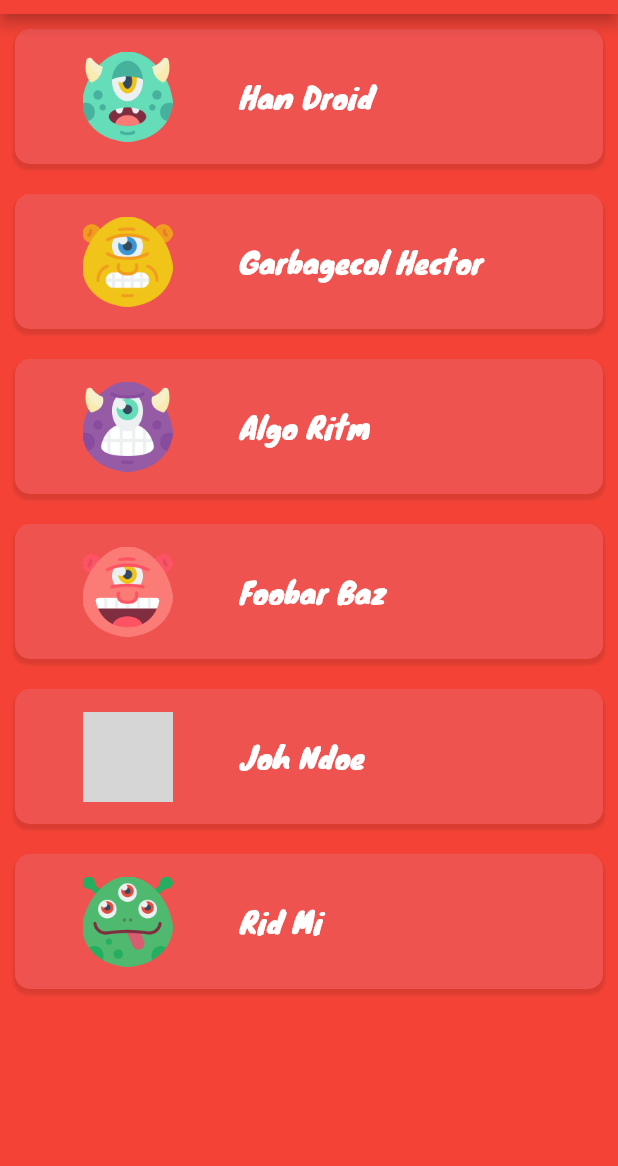
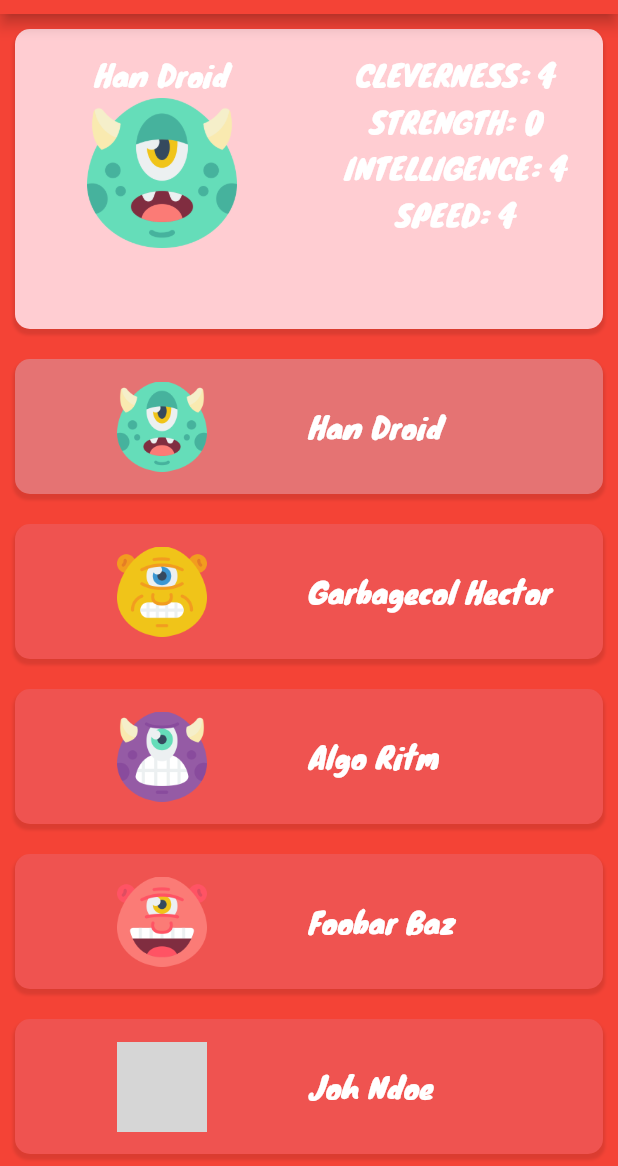
Before and after one commit to ValentinGardelUniv/TheBattle, a Flutter app: the screen it shows after launch, after a tap on "Han Droid", on a phone screen of 412 x 824 dp, the part 70-1236 px from its top. Run offline on Flutter 3.47's test engine with Material 2 defaults, Android fonts, the phone set to English and light mode, and no system bars; our stand-ins replace csv; statements that could not run were skipped; grey boxes are pictures that could not be loaded.

Commit message:
fin td3 mais quelque bug de chargement lent

```diff
--- a/lib/models/Skill.dart
+++ b/lib/models/Skill.dart
@@ -1,10 +1,8 @@
-enum SkillType { STRENGTH, CLEVERNESS, INTELLIGENCE, SPEED }
-
 class Skill {
-  SkillType kind;
+  String kind;
   int value; //min: 0, max: 5
 
-  Skill(SkillType kind, int value) {
+  Skill(String kind, int value) {
     this.kind = kind;
     this.value = (value > 5)
         ? 5
@@ -12,4 +10,15 @@ class Skill {
             ? 0
             : value;
   }
+
+  String toString() {
+    return this.kind + ": " + this.value.toString();
+  }
 }
+
+class SkillType {
+  static final SPEED = "SPEED";
+  static final CLEVERNESS = "CLEVERNESS";
+  static final INTELLIGENCE = "INTELLIGENCE";
+  static final STRENGTH = "STRENGTH";
+}
--- a/lib/pages/AllCharactersPage.dart
+++ b/lib/pages/AllCharactersPage.dart
@@ -1,12 +1,28 @@
 import 'package:flutter/material.dart';
+import 'package:projet/widgets/CharacterDetail.dart';
 import 'package:projet/widgets/CharacterMaster.dart';
+import 'package:projet/widgets/CharacterPreview.dart';
 
 class AllCharactersPage extends StatelessWidget {
+  static CharacterPreview characterPreview;
+  final CharacterDetail characterDetail = CharacterDetail();
+
+  void select(CharacterPreview preview) {
+    if (characterPreview != null) {
+      characterPreview.unselect();
+    }
+    characterPreview = preview;
+    characterDetail.display(preview.character);
+  }
+
   @override
   Widget build(BuildContext context) {
     return Container(
       color: Colors.red,
-      child: CharacterMaster(),
+      child: Column(children: [
+        characterDetail,
+        Expanded(child: CharacterMaster(callback: this.select)),
+      ]),
     );
   }
 }
--- /dev/null
+++ b/lib/widgets/CharacterDetail.dart
@@ -0,0 +1,135 @@
+import 'package:flutter/material.dart';
+import 'package:projet/models/Character.dart';
+
+class CharacterDetail extends StatefulWidget {
+  final _characterDetailState = _CharacterDetailState();
+
+  CharacterDetail({Key key}) : super(key: key);
+
+  void display(Character character) {
+    _characterDetailState.display(character);
+  }
+
+  @override
+  _CharacterDetailState createState() => _characterDetailState;
+}
+
+class _CharacterDetailState extends State<CharacterDetail> {
+  Character character;
+
+  void display(Character character) {
+    setState(() => this.character = character);
+  }
+
+  @override
+  Widget build(BuildContext context) {
+    if (this.character != null) {
+      return Container(
+          height: 200,
+          decoration: BoxDecoration(
+              borderRadius: BorderRadius.circular(10),
+              color: Colors.red[100],
+              boxShadow: [
+                BoxShadow(
+                  color: Colors.black.withOpacity(0.1),
+                  spreadRadius: 1,
+                  blurRadius: 1,
+                  offset: Offset(0, 3), // changes position of shadow
+                ),
+              ]),
+          margin: EdgeInsets.all(10),
+          child: Center(
+            child: Row(
+              children: [
+                Expanded(
+                  child: Container(
+                    margin: EdgeInsets.all(15),
+                    child: Column(
+                      children: [
+                        Text(
+                          this.character.name,
+                          textAlign: TextAlign.left,
+                          style: TextStyle(
+                            color: Colors.white,
+                            fontFamily: "Knewave",
+                            fontSize: 20,
+                          ),
+                        ),
+                        Center(
+                          child: Image(
+                            image: AssetImage(this.character.image),
+                            width: 100,
+                          ),
+                        ),
+                      ],
+                    ),
+                  ),
+                ),
+                Expanded(
+                  child: Container(
+                    margin: EdgeInsets.all(15),
+                    child: Column(
+                      children: [
+                        Text(
+                          this.character.cleverness.toString(),
+                          textAlign: TextAlign.left,
+                          style: TextStyle(
+                            color: Colors.white,
+                            fontFamily: "Knewave",
+                            fontSize: 20,
+                          ),
+                        ),
+                        Text(
+                          this.character.strength.toString(),
+                          textAlign: TextAlign.left,
+                          style: TextStyle(
+                            color: Colors.white,
+                            fontFamily: "Knewave",
+                            fontSize: 20,
+                          ),
+                        ),
+                        Text(
+                          this.character.intelligence.toString(),
+                          textAlign: TextAlign.left,
+                          style: TextStyle(
+                            color: Colors.white,
+                            fontFamily: "Knewave",
+                            fontSize: 20,
+                          ),
+                        ),
+                        Text(
+                          this.character.speed.toString(),
+                          textAlign: TextAlign.left,
+                          style: TextStyle(
+                            color: Colors.white,
+                            fontFamily: "Knewave",
+                            fontSize: 20,
+                          ),
+                        ),
+                      ],
+                    ),
+                  ),
+                ),
+              ],
+            ),
+          ));
+    } else
+      return Container(
+          /*
+        decoration: BoxDecoration(
+            borderRadius: BorderRadius.circular(10),
+            color: Colors.red[100],
+            boxShadow: [
+              BoxShadow(
+                color: Colors.black.withOpacity(0.1),
+                spreadRadius: 1,
+                blurRadius: 1,
+                offset: Offset(0, 3), // changes position of shadow
+              ),
+            ]),
+        margin: EdgeInsets.all(10),
+        child: Text("No Character selected!"),
+        */
+          );
+  }
+}
--- a/lib/widgets/CharacterMaster.dart
+++ b/lib/widgets/CharacterMaster.dart
@@ -3,13 +3,19 @@ import 'package:projet/models/Character.dart';
 import 'package:projet/widgets/CharacterPreview.dart';
 
 class CharacterMaster extends StatelessWidget {
+  final Function callback;
+
+  CharacterMaster({Key key, this.callback}) : super(key: key);
+
   @override
   Widget build(BuildContext context) {
     return Container(
       child: ListView.builder(
         itemCount: Character.characters.length,
         itemBuilder: (context, index) {
-          return CharacterPreview(character: Character.characters[index]);
+          return CharacterPreview(
+              character: Character.characters[index], callback: this.callback);
+          ;
         },
       ),
     );
--- a/lib/widgets/CharacterPreview.dart
+++ b/lib/widgets/CharacterPreview.dart
@@ -1,22 +1,46 @@
 import 'package:flutter/material.dart';
 import 'package:projet/models/Character.dart';
 
-class CharacterPreview extends StatelessWidget {
+class CharacterPreview extends StatefulWidget {
   final Character character;
-  final bool is_selected = false;
+  final Function callback;
+  final _characterPreviewState = new _CharacterPreviewState();
 
-  CharacterPreview({Key key, @required Character character})
-      : character = character,
-        super(key: key);
+  CharacterPreview({Key key, @required this.character, @required this.callback})
+      : super(key: key);
+
+  @override
+  _CharacterPreviewState createState() => _characterPreviewState;
+
+  void unselect() {
+    this._characterPreviewState.unselect();
+  }
+}
+
+class _CharacterPreviewState extends State<CharacterPreview> {
+  bool isSelected = false;
+
+  void unselect() {
+    setState(() => this.isSelected = false);
+  }
+
+  void select() {
+    if (!this.isSelected) {
+      this.widget.callback(this.widget);
+      setState(() {
+        this.isSelected = true;
+      });
+    }
+  }
 
   @override
   Widget build(BuildContext context) {
     return InkWell(
-      onTap: () => {print("character tapped!")},
+      onTap: this.select,
       child: Container(
         decoration: BoxDecoration(
             borderRadius: BorderRadius.circular(10),
-            color: (is_selected) ? Colors.red[300] : Colors.red[400],
+            color: (this.isSelected) ? Colors.red[300] : Colors.red[400],
             boxShadow: [
               BoxShadow(
                 color: Colors.black.withOpacity(0.1),
@@ -28,22 +52,25 @@ class CharacterPreview extends StatelessWidget {
         margin: EdgeInsets.all(10),
         child: Row(
           children: [
-            Container(
-                width: 120,
+            Expanded(
+              child: Container(
                   margin: EdgeInsets.all(15),
                   alignment: Alignment.center,
                   child: Image(
-                  image: AssetImage(this.character.image),
+                    image: AssetImage(this.widget.character.image),
                     width: 60,
                   )),
-            Container(
+            ),
+            Expanded(
+              child: Container(
                 child: Text(
-                character.name,
+                  this.widget.character.name,
                   textAlign: TextAlign.left,
                   style: TextStyle(
                     color: Colors.white,
                     fontFamily: "Knewave",
                     fontSize: 20,
+                  ),
                 ),
               ),
             ),
```
Lines whose indentation alone changed are shown as unchanged.
